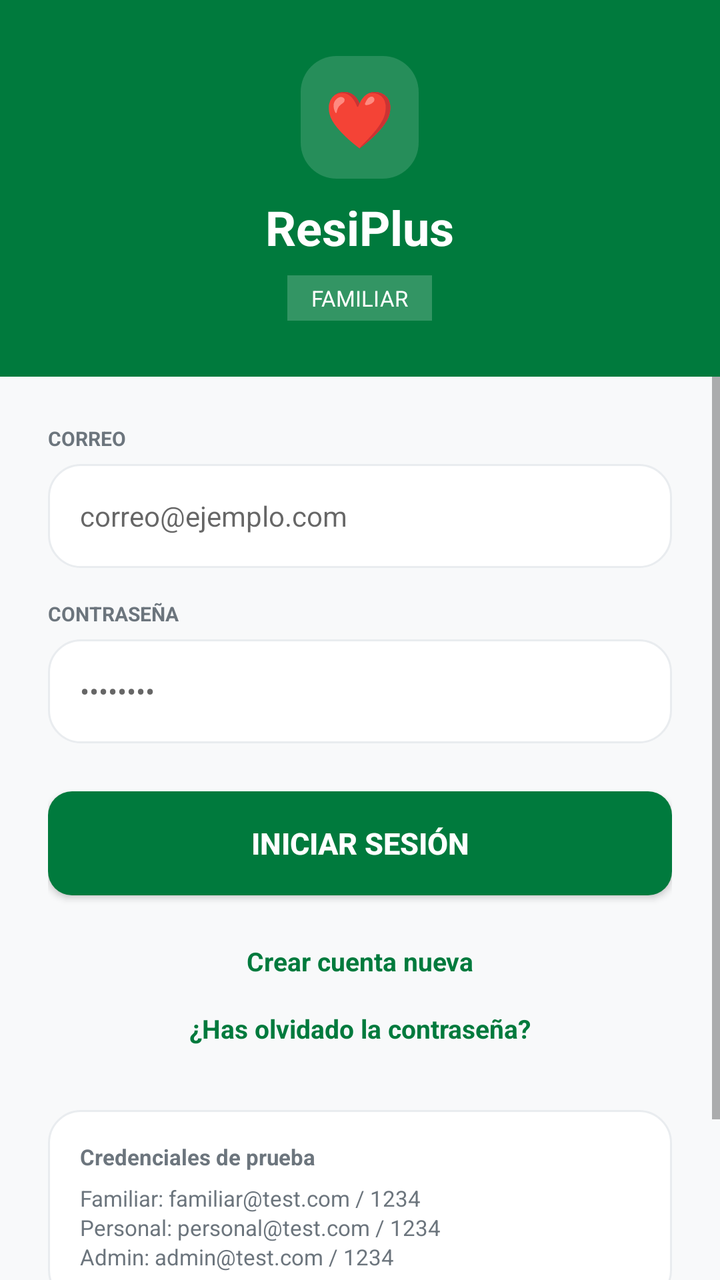
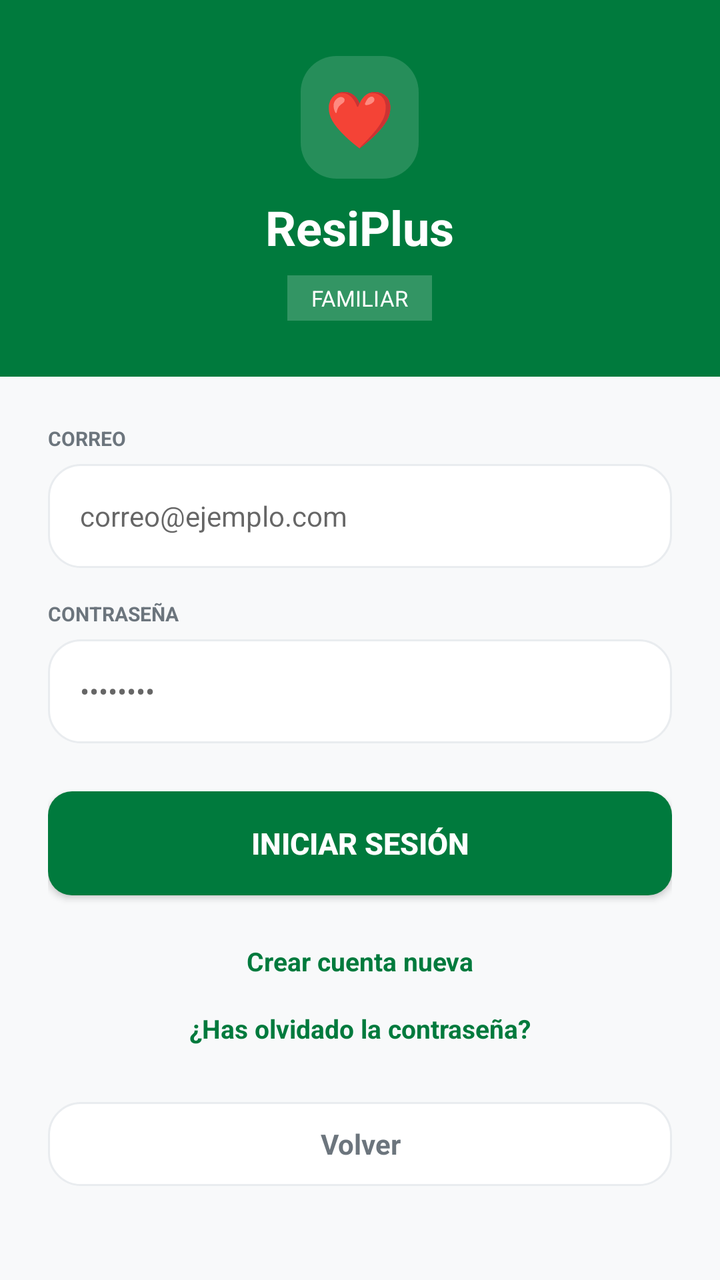

Compare the two renders of this Android layout. The source of the first and the diff that turns it into the second are given below.
<!-- AndroidManifest.xml: application theme Theme.ResiPlus -->
<!-- res/layout/activity_login.xml -->
<?xml version="1.0" encoding="utf-8"?>
<LinearLayout xmlns:android="http://schemas.android.com/apk/res/android"
    android:layout_width="match_parent" android:layout_height="match_parent"
    android:orientation="vertical" android:background="#F8F9FA">
    <LinearLayout android:id="@+id/layoutHeader"
        android:layout_width="match_parent" android:layout_height="wrap_content"
        android:orientation="vertical" android:gravity="center"
        android:background="@color/verde_andalucia_primary" android:padding="28dp">
        <TextView android:layout_width="wrap_content" android:layout_height="wrap_content"
            android:text="&#10084;" android:textSize="28sp" android:textColor="#FFFFFF"
            android:background="@drawable/bg_icon_box"
            android:gravity="center" android:padding="12dp"
            android:layout_marginBottom="8dp"/>
        <TextView android:layout_width="wrap_content" android:layout_height="wrap_content"
            android:text="ResiPlus" android:textSize="24sp" android:textStyle="bold"
            android:textColor="#FFFFFF" android:layout_marginBottom="8dp"/>
        <TextView android:id="@+id/tvRolBadge"
            android:layout_width="wrap_content" android:layout_height="wrap_content"
            android:text="FAMILIAR" android:textSize="11sp" android:textColor="#FFFFFF"
            android:background="#33FFFFFF" android:paddingHorizontal="12dp" android:paddingVertical="4dp"/>
    </LinearLayout>
    <ScrollView android:layout_width="match_parent" android:layout_height="0dp" android:layout_weight="1">
        <LinearLayout android:layout_width="match_parent" android:layout_height="wrap_content"
            android:orientation="vertical" android:padding="24dp">
            <TextView android:layout_width="wrap_content" android:layout_height="wrap_content"
                android:text="CORREO" android:textSize="10sp" android:textStyle="bold"
                android:textColor="#6C757D" android:layout_marginBottom="6dp"/>
            <EditText android:id="@+id/etEmail"
                android:layout_width="match_parent" android:layout_height="52dp"
                android:background="@drawable/bg_card" android:paddingHorizontal="16dp"
                android:hint="correo@ejemplo.com" android:inputType="textEmailAddress"
                android:textSize="14sp" android:layout_marginBottom="16dp"/>
            <TextView android:layout_width="wrap_content" android:layout_height="wrap_content"
                android:text="CONTRASE&#209;A" android:textSize="10sp" android:textStyle="bold"
                android:textColor="#6C757D" android:layout_marginBottom="6dp"/>
            <EditText android:id="@+id/etPassword"
                android:layout_width="match_parent" android:layout_height="52dp"
                android:background="@drawable/bg_card" android:paddingHorizontal="16dp"
                android:hint="&#8226;&#8226;&#8226;&#8226;&#8226;&#8226;&#8226;&#8226;"
                android:inputType="textPassword" android:textSize="14sp"
                android:layout_marginBottom="24dp"/>
            <Button android:id="@+id/btnLogin"
                android:layout_width="match_parent" android:layout_height="52dp"
                android:text="Iniciar sesi&#243;n" android:textSize="15sp" android:textStyle="bold"
                android:textColor="#FFFFFF" android:background="@drawable/bg_boton_verde"
                android:layout_marginBottom="16dp"/>
            <TextView android:id="@+id/tvCrearCuenta"
                android:layout_width="match_parent" android:layout_height="wrap_content"
                android:text="Crear cuenta nueva"
                android:textSize="13sp" android:textColor="@color/verde_andalucia_primary" android:textStyle="bold"
                android:gravity="center" android:padding="8dp"/>
            <TextView android:id="@+id/tvOlvidePassword"
                android:layout_width="match_parent" android:layout_height="wrap_content"
                android:text="&#191;Has olvidado la contrase&#241;a?"
                android:textSize="13sp" android:textColor="@color/verde_andalucia_primary" android:textStyle="bold"
                android:gravity="center" android:padding="8dp"/>
            <LinearLayout android:layout_width="match_parent" android:layout_height="wrap_content"
                android:orientation="vertical" android:background="@drawable/bg_card"
                android:padding="16dp" android:layout_marginTop="24dp">
                <TextView android:layout_width="wrap_content" android:layout_height="wrap_content"
                    android:text="Credenciales de prueba" android:textSize="11sp"
                    android:textStyle="bold" android:textColor="#6C757D" android:layout_marginBottom="6dp"/>
                <TextView android:layout_width="wrap_content" android:layout_height="wrap_content"
                    android:text="Familiar: familiar@test.com / 1234" android:textSize="11sp" android:textColor="#6C757D"/>
                <TextView android:layout_width="wrap_content" android:layout_height="wrap_content"
                    android:text="Personal: personal@test.com / 1234" android:textSize="11sp" android:textColor="#6C757D"/>
                <TextView android:layout_width="wrap_content" android:layout_height="wrap_content"
                    android:text="Admin: admin@test.com / 1234" android:textSize="11sp" android:textColor="#6C757D"/>
            </LinearLayout>
            <TextView
                android:id="@+id/btnVolverLogin"
                android:layout_width="match_parent"
                android:layout_height="42dp"
                android:background="@drawable/bg_card"
                android:gravity="center"
                android:text="Volver"
                android:textColor="@color/gris_texto"
                android:textStyle="bold"
                android:textSize="14sp"
                android:clickable="true"
                android:focusable="true"
                android:layout_marginTop="20dp"/>
        </LinearLayout>
    </ScrollView>
</LinearLayout>
<!-- resources referenced by this layout -->
<resources>
  <color name="gris_texto">#6C757D</color>
  <color name="verde_andalucia_primary">#007A3D</color>
  <!-- drawable bg_boton_verde (drawable) -->
  <?xml version="1.0" encoding="utf-8"?>
  <selector xmlns:android="http://schemas.android.com/apk/res/android">
      <item android:state_pressed="true"><shape android:shape="rectangle"><solid android:color="#005A2D"/><corners android:radius="12dp"/></shape></item>
      <item><shape android:shape="rectangle"><solid android:color="#007A3D"/><corners android:radius="12dp"/></shape></item>
  </selector>
  <!-- drawable bg_card (drawable) -->
  <?xml version="1.0" encoding="utf-8"?>
  <shape xmlns:android="http://schemas.android.com/apk/res/android" android:shape="rectangle">
      <solid android:color="#FFFFFF"/>
      <corners android:radius="16dp"/>
      <stroke android:width="1dp" android:color="#E9ECEF"/>
  </shape>
  <!-- drawable bg_icon_box (drawable) -->
  <?xml version="1.0" encoding="utf-8"?>
  <shape xmlns:android="http://schemas.android.com/apk/res/android" android:shape="rectangle">
      <solid android:color="#26FFFFFF"/>
      <corners android:radius="18dp"/>
  </shape>
  <style name="Theme.ResiPlus" parent="Theme.AppCompat.Light.NoActionBar">
          <item name="colorPrimary">@color/rojo_primary</item>
          <item name="colorPrimaryDark">@color/rojo_dark</item>
          <item name="colorAccent">@color/rojo_primary</item>
          <item name="android:windowBackground">@color/gris_fondo</item>
      </style>
  <color name="rojo_primary">#B73A3A</color>
  <color name="rojo_dark">#8A2A2A</color>
  <color name="gris_fondo">#F8F9FA</color>
</resources>

<!-- the commit's change to res/layout/activity_login.xml (unified diff, before → after) -->
@@ -54,19 +54,7 @@
                 android:text="&#191;Has olvidado la contrase&#241;a?"
                 android:textSize="13sp" android:textColor="@color/verde_andalucia_primary" android:textStyle="bold"
                 android:gravity="center" android:padding="8dp"/>
-            <LinearLayout android:layout_width="match_parent" android:layout_height="wrap_content"
-                android:orientation="vertical" android:background="@drawable/bg_card"
-                android:padding="16dp" android:layout_marginTop="24dp">
-                <TextView android:layout_width="wrap_content" android:layout_height="wrap_content"
-                    android:text="Credenciales de prueba" android:textSize="11sp"
-                    android:textStyle="bold" android:textColor="#6C757D" android:layout_marginBottom="6dp"/>
-                <TextView android:layout_width="wrap_content" android:layout_height="wrap_content"
-                    android:text="Familiar: familiar@test.com / 1234" android:textSize="11sp" android:textColor="#6C757D"/>
-                <TextView android:layout_width="wrap_content" android:layout_height="wrap_content"
-                    android:text="Personal: personal@test.com / 1234" android:textSize="11sp" android:textColor="#6C757D"/>
-                <TextView android:layout_width="wrap_content" android:layout_height="wrap_content"
-                    android:text="Admin: admin@test.com / 1234" android:textSize="11sp" android:textColor="#6C757D"/>
-            </LinearLayout>
+
             <TextView
                 android:id="@+id/btnVolverLogin"
                 android:layout_width="match_parent"
